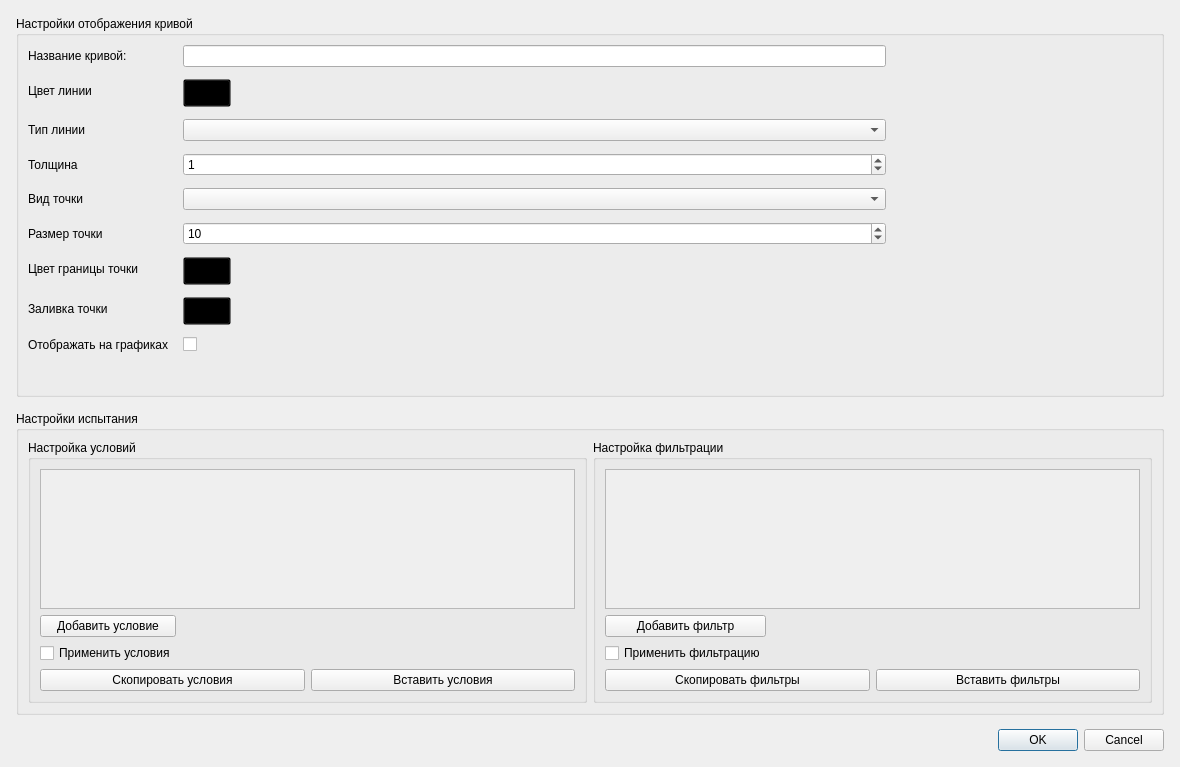
rymatoi/new-uniskad, file resources/ui/edit_test.ui: the form before one commit.
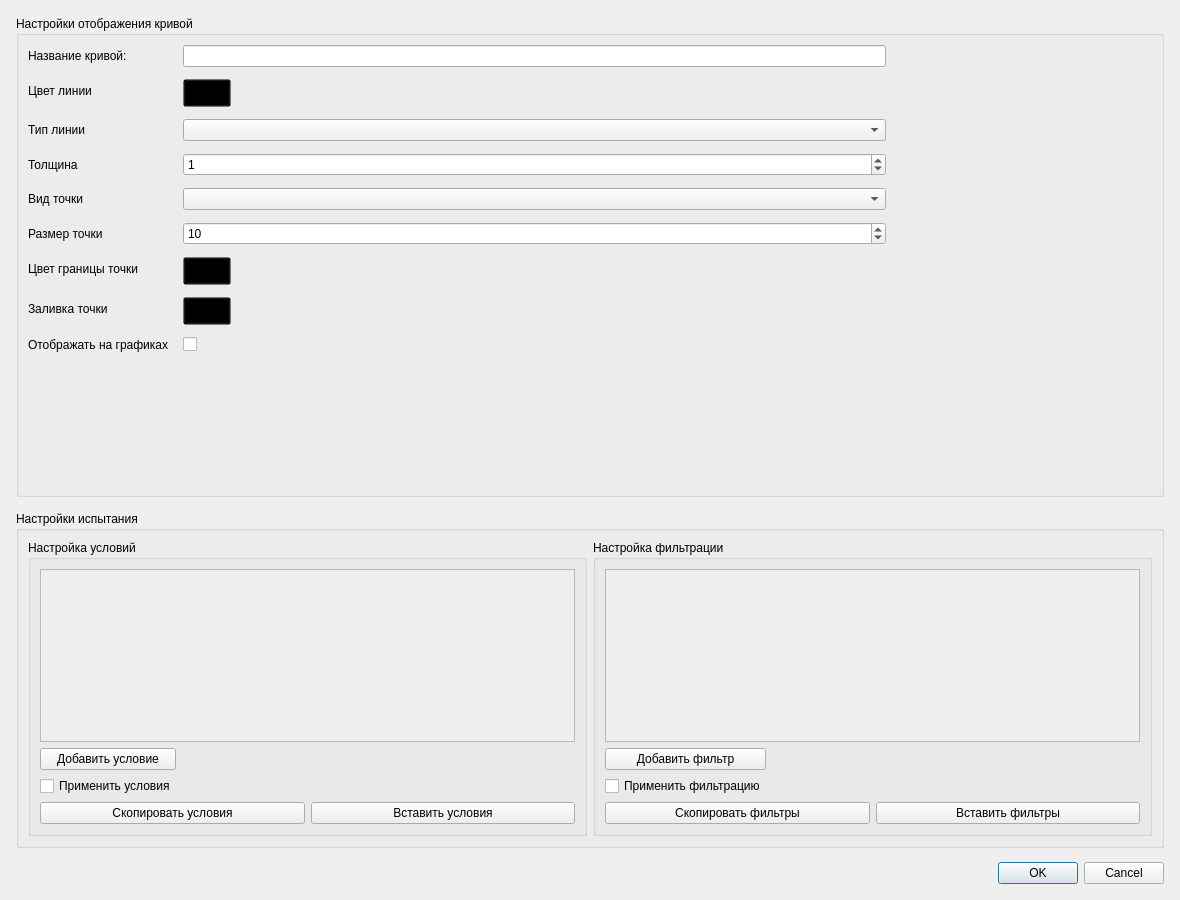
The form after the commit. Custom widgets are drawn as their Qt base class.

Commit message: Increase curve style settings height

```diff
--- a/resources/ui/edit_test.ui
+++ b/resources/ui/edit_test.ui
@@ -7,7 +7,7 @@
     <x>0</x>
     <y>0</y>
     <width>1180</width>
-    <height>767</height>
+    <height>900</height>
    </rect>
   </property>
   <property name="windowTitle">
@@ -188,7 +188,7 @@
             <property name="minimumSize">
              <size>
               <width>260</width>
-              <height>340</height>
+              <height>440</height>
              </size>
             </property>
            </widget>
```
The commit also changes 1 other file.
